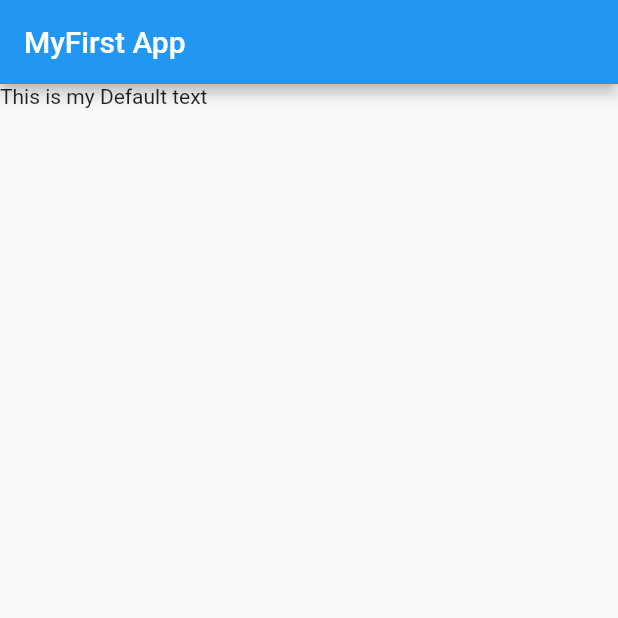
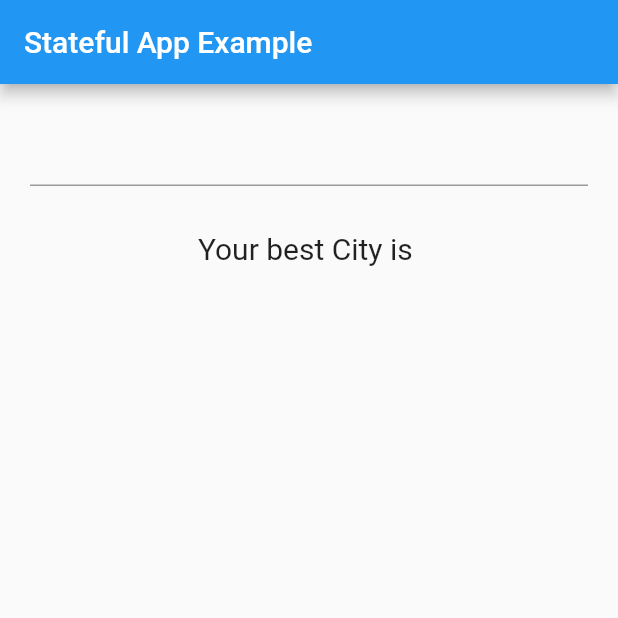
Before and after one commit to FaizaSam/Flutter, a Flutter app: the screen it shows after launch, on a phone screen of 412 x 824 dp, the top half of it. Run offline on Flutter 3.47's test engine with Material 2 defaults, Android fonts, the phone set to English and light mode, and no system bars.

Commit message:
Stateful Eidget App

```diff
--- a/lib/main.dart
+++ b/lib/main.dart
@@ -1,18 +1,49 @@
 import 'package:flutter/material.dart';
 
 void main(List<String> args) {
-  runApp(MyApp());
+  runApp(MaterialApp(
+    title: 'Stateful app example',
+    home: FavouriteCity(),
+  ));
 }
 
-class MyApp extends StatelessWidget {
+class FavouriteCity extends StatefulWidget {
+  @override
+  State<StatefulWidget> createState() {
+    return _FavouriteCityState();
+  }
+}
+
+class _FavouriteCityState extends State<FavouriteCity> {
+  String nameCity = "";
   @override
   Widget build(BuildContext context) {
-    return MaterialApp(
-      home: Scaffold(
-        appBar: AppBar(
-          title: Text('MyFirst App'),
+    debugPrint("Favourite city Widget is created");
+    return Scaffold(
+      appBar: AppBar(
+        title: Text('Stateful App Example'),
+      ),
+      body: Container(
+        margin: EdgeInsets.all(20.0),
+        child: Column(
+          children: <Widget>[
+            TextField(
+              onSubmitted: (String userInput) {
+                setState(() {
+                  debugPrint(
+                      "Set State is called,This tells the widget to redraw the favourite city");
+                  nameCity = userInput;
+                });
+              },
+            ),
+            Padding(
+                padding: EdgeInsets.all(30.0),
+                child: Text(
+                  "Your best City is $nameCity",
+                  style: TextStyle(fontSize: 20.0),
+                ))
+          ],
         ),
-        body: Text('This is my Default text'),
       ),
     );
   }
```
